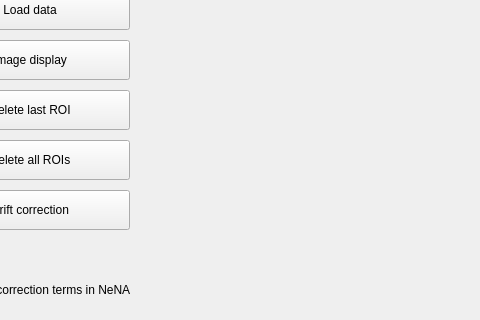
Above: dialog.ui from BTurkowyd/DrCorr before the change; both pictures show x 90 to 570 and y 216 to 536 of the 700 by 850 pixel window. Below: the same form after it.
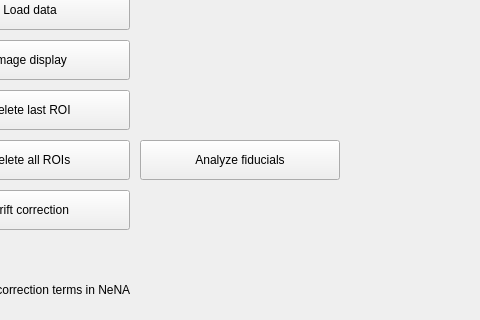
That is the form after the change.

Commit message: Fiducial analysis within DrCorr

The edit to the form file:
```diff
--- a/dialog.ui
+++ b/dialog.ui
@@ -269,6 +269,19 @@
      <set>Qt::AlignCenter</set>
     </property>
    </widget>
+   <widget class="QPushButton" name="analyzeFiducials">
+    <property name="geometry">
+     <rect>
+      <x>230</x>
+      <y>320</y>
+      <width>200</width>
+      <height>40</height>
+     </rect>
+    </property>
+    <property name="text">
+     <string>Analyze fiducials</string>
+    </property>
+   </widget>
   </widget>
   <widget class="QMenuBar" name="menubar">
    <property name="geometry">
```
Left out of the diff: 16 changed lines with no effect on the pictures. The commit also changes 5 other files.
